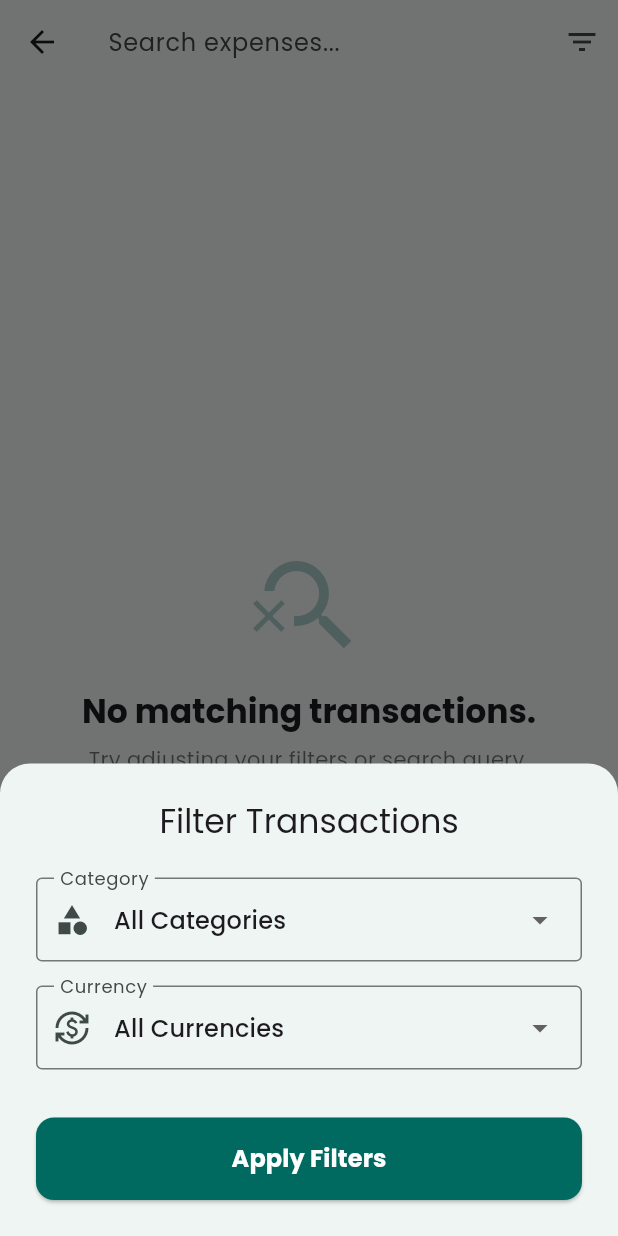
After one commit to badalaryal11/Track-Expenses, a Flutter app: the SearchScreen screen opened directly, after a tap on the "filter list" icon, on a phone screen of 412 x 824 dp. The commit adds this screen. Run offline on Flutter 3.47's test engine with Material 3 defaults, Android fonts, the phone set to English and light mode, and no system bars; our stand-ins replace csv, fl_chart, google_fonts, hive, hive_flutter, share_plus; accounts and stored records are empty.

Commit message:
feat: add recurring expense support, search functionality, and reusable dropdown widget

```diff
--- a/lib/screens/dashboard_screen.dart
+++ b/lib/screens/dashboard_screen.dart
@@ -5,6 +5,7 @@ import 'package:provider/provider.dart';
 import 'package:track_expenses/constants/app_constants.dart';
 import 'package:track_expenses/providers/expense_provider.dart';
 import 'package:track_expenses/screens/add_expense_screen.dart';
+import 'package:track_expenses/screens/search_screen.dart';
 import 'package:track_expenses/widgets/category_chart.dart';
 import 'package:track_expenses/widgets/dashboard/month_selector.dart';
 import 'package:track_expenses/widgets/dashboard/summary_card.dart';
@@ -86,6 +87,13 @@ class _DashboardScreenState extends State<DashboardScreen> {
       appBar: AppBar(
         title: const Text('My Expense'),
         actions: [
+          IconButton(
+            onPressed: () {
+              Navigator.of(context).push(MaterialPageRoute(builder: (_) => const SearchScreen()));
+            },
+            icon: const Icon(Icons.search),
+            tooltip: 'Search & Filter',
+          ),
           IconButton(
             onPressed: () {
               _showYearlyTotalDialog(context, expenseProvider);
--- /dev/null
+++ b/lib/screens/search_screen.dart
@@ -0,0 +1,224 @@
+import 'package:flutter/material.dart';
+import 'package:provider/provider.dart';
+import 'package:track_expenses/constants/app_constants.dart';
+import 'package:track_expenses/models/expense.dart';
+import 'package:track_expenses/providers/expense_provider.dart';
+import 'package:track_expenses/widgets/expense_list.dart';
+
+class SearchScreen extends StatefulWidget {
+  const SearchScreen({super.key});
+
+  @override
+  State<SearchScreen> createState() => _SearchScreenState();
+}
+
+class _SearchScreenState extends State<SearchScreen> {
+  final _searchController = TextEditingController();
+
+  String _searchQuery = '';
+  String? _selectedCategory;
+  String? _selectedCurrency;
+
+  @override
+  void dispose() {
+    _searchController.dispose();
+    super.dispose();
+  }
+
+  void _openFilterDialog() {
+    showModalBottomSheet(
+      context: context,
+      isScrollControlled: true,
+      shape: const RoundedRectangleBorder(
+        borderRadius: BorderRadius.vertical(top: Radius.circular(20)),
+      ),
+      builder: (ctx) {
+        return StatefulBuilder(
+          builder: (ctx, setModalState) {
+            return Padding(
+              padding: EdgeInsets.only(
+                bottom: MediaQuery.of(ctx).viewInsets.bottom,
+                top: 24,
+                left: 24,
+                right: 24,
+              ),
+              child: Column(
+                mainAxisSize: MainAxisSize.min,
+                crossAxisAlignment: CrossAxisAlignment.stretch,
+                children: [
+                  Text(
+                    'Filter Transactions',
+                    style: Theme.of(context).textTheme.titleLarge,
+                    textAlign: TextAlign.center,
+                  ),
+                  const SizedBox(height: 24),
+
+                  // Category Filter
+                  InputDecorator(
+                    decoration: const InputDecoration(
+                      labelText: 'Category',
+                      border: OutlineInputBorder(),
+                      prefixIcon: Icon(Icons.category),
+                    ),
+                    child: DropdownButtonHideUnderline(
+                      child: DropdownButton<String?>(
+                        value: _selectedCategory,
+                        isDense: true,
+                        items: [
+                          const DropdownMenuItem(value: null, child: Text('All Categories')),
+                          ...AppConstants.expenseCategories.map((c) => DropdownMenuItem(value: c, child: Text(c))),
+                        ],
+                        onChanged: (val) {
+                          setModalState(() { _selectedCategory = val; });
+                          setState(() { _selectedCategory = val; });
+                        },
+                      ),
+                    ),
+                  ),
+                  const SizedBox(height: 16),
+
+                  // Currency Filter
+                  InputDecorator(
+                    decoration: const InputDecoration(
+                      labelText: 'Currency',
+                      border: OutlineInputBorder(),
+                      prefixIcon: Icon(Icons.currency_exchange),
+                    ),
+                    child: DropdownButtonHideUnderline(
+                      child: DropdownButton<String?>(
+                        value: _selectedCurrency,
+                        isDense: true,
+                        items: [
+                          const DropdownMenuItem(value: null, child: Text('All Currencies')),
+                          ...AppConstants.currencies.map((c) => DropdownMenuItem(value: c, child: Text(c))),
+                        ],
+                        onChanged: (val) {
+                          setModalState(() { _selectedCurrency = val; });
+                          setState(() { _selectedCurrency = val; });
+                        },
+                      ),
+                    ),
+                  ),
+                  const SizedBox(height: 32),
+                  ElevatedButton(
+                    onPressed: () => Navigator.of(ctx).pop(),
+                    style: ElevatedButton.styleFrom(
+                      padding: const EdgeInsets.symmetric(vertical: 16),
+                      backgroundColor: Theme.of(context).colorScheme.primary,
+                      foregroundColor: Theme.of(context).colorScheme.onPrimary,
+                      shape: RoundedRectangleBorder(borderRadius: BorderRadius.circular(12)),
+                    ),
+                    child: const Text('Apply Filters', style: TextStyle(fontSize: 16, fontWeight: FontWeight.bold)),
+                  ),
+                  const SizedBox(height: 24),
+                ],
+              ),
+            );
+          }
+        );
+      }
+    );
+  }
+
+  List<Expense> _getFilteredExpenses(List<Expense> allExpenses) {
+    return allExpenses.where((expense) {
+      // Title match
+      bool matchesTitle = _searchQuery.isEmpty || expense.title.toLowerCase().contains(_searchQuery.toLowerCase());
+
+      // Category match
+      bool matchesCategory = _selectedCategory == null || expense.category == _selectedCategory;
+
+      // Currency match
+      bool matchesCurrency = _selectedCurrency == null || expense.currency == _selectedCurrency;
+
+      return matchesTitle && matchesCategory && matchesCurrency;
+    }).toList();
+  }
+
+  @override
+  Widget build(BuildContext context) {
+    return Scaffold(
+      appBar: AppBar(
+        title: TextField(
+          controller: _searchController,
+          decoration: InputDecoration(
+            hintText: 'Search expenses...',
+            border: InputBorder.none,
+            hintStyle: Theme.of(context).textTheme.bodyLarge?.copyWith(
+              color: Theme.of(context).colorScheme.onSurfaceVariant,
+            ),
+          ),
+          autofocus: true,
+          onChanged: (value) {
+            setState(() {
+              _searchQuery = value;
+            });
+          },
+        ),
+        actions: [
+          IconButton(
+            icon: Stack(
+              children: [
+                const Icon(Icons.filter_list),
+                if (_selectedCategory != null || _selectedCurrency != null)
+                  Positioned(
+                    right: 0,
+                    top: 0,
+                    child: Container(
+                      padding: const EdgeInsets.all(2),
+                      decoration: const BoxDecoration(
+                        color: Colors.red,
+                        shape: BoxShape.circle,
+                      ),
+                      constraints: const BoxConstraints(
+                        minWidth: 8,
+                        minHeight: 8,
+                      ),
+                    ),
+                  )
+              ],
+            ),
+            onPressed: _openFilterDialog,
+            tooltip: 'Filter results',
+          ),
+        ],
+      ),
+      body: Consumer<ExpenseProvider>(
+        builder: (context, provider, child) {
+          final filteredExpenses = _getFilteredExpenses(provider.expenses);
+
+          if (filteredExpenses.isEmpty) {
+            return Center(
+              child: Column(
+                mainAxisAlignment: MainAxisAlignment.center,
+                children: [
+                  Icon(
+                    Icons.search_off,
+                    size: 80,
+                    color: Theme.of(context).colorScheme.primary.withValues(alpha: 0.3),
+                  ),
+                  const SizedBox(height: 16),
+                  Text(
+                    'No matching transactions.',
+                    style: Theme.of(context).textTheme.titleLarge?.copyWith(
+                      fontWeight: FontWeight.bold,
+                    ),
+                  ),
+                  const SizedBox(height: 8),
+                  Text(
+                    'Try adjusting your filters or search query.',
+                    style: Theme.of(context).textTheme.bodyMedium?.copyWith(
+                      color: Theme.of(context).colorScheme.onSurface.withValues(alpha: 0.6),
+                    ),
+                  ),
+                ],
+              ),
+            );
+          }
+
+          return ExpenseList(customExpenses: filteredExpenses);
+        },
+      ),
+    );
+  }
+}
--- a/lib/widgets/expense_list.dart
+++ b/lib/widgets/expense_list.dart
@@ -3,18 +3,20 @@ import 'package:intl/intl.dart';
 import 'package:provider/provider.dart';
 import 'package:track_expenses/providers/expense_provider.dart';
 import 'package:track_expenses/screens/add_expense_screen.dart';
+import 'package:track_expenses/models/expense.dart';
 
 class ExpenseList extends StatelessWidget {
   final ScrollPhysics? physics;
   final bool shrinkWrap;
+  final List<Expense>? customExpenses;
 
-  const ExpenseList({super.key, this.physics, this.shrinkWrap = false});
+  const ExpenseList({super.key, this.physics, this.shrinkWrap = false, this.customExpenses});
 
   @override
   Widget build(BuildContext context) {
     return Consumer<ExpenseProvider>(
       builder: (context, provider, child) {
-        final expenses = provider.expenses;
+        final expenses = customExpenses ?? provider.expenses;
 
         if (expenses.isEmpty) {
           return Center(
```
